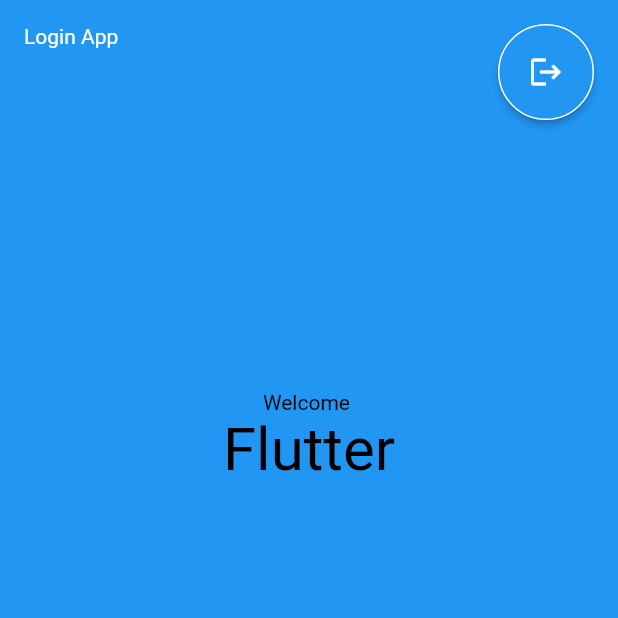
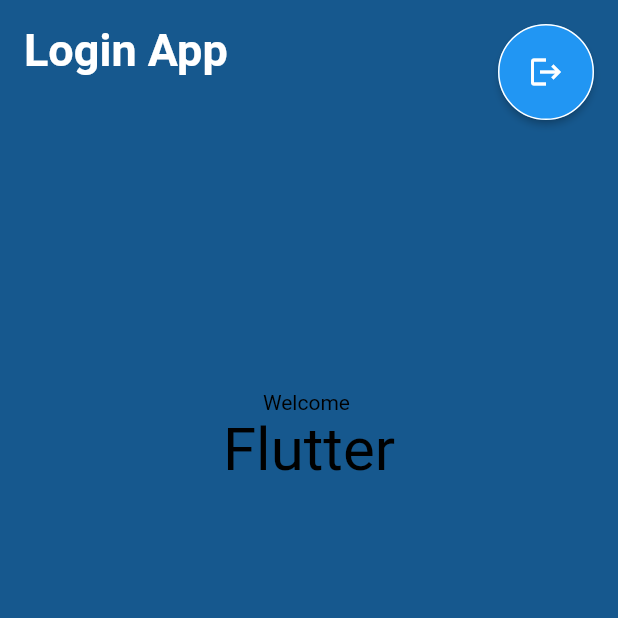
Before and after one commit to kainatxsiddiqui/login, a Flutter app: the HomeScreen screen opened directly with empty values, on a phone screen of 412 x 824 dp, the top half of it. Run offline on Flutter 3.47's test engine with Material 2 defaults, Android fonts, the phone set to English and light mode, and no system bars; our stand-ins replace form_field_validator.

Commit message:
Update Homescreen.dart

```diff
--- a/login/lib/Homescreen.dart
+++ b/login/lib/Homescreen.dart
@@ -12,14 +12,14 @@ class HomeScreen extends StatelessWidget {
           height: size.height,
         width: size.width,
         padding: const EdgeInsets.all(16),
-        color: Colors.blue,
+        color: Color.fromARGB(255, 22, 88, 142),
         child: Column(
           children: [
             Row(
               mainAxisAlignment: MainAxisAlignment.spaceBetween,
               crossAxisAlignment: CrossAxisAlignment.start,
               children: [
-    Text("Login App", style: TextStyle(color: Colors.white),),
+    Text("Login App", style: TextStyle(color: Colors.white, fontWeight:FontWeight.bold, fontSize: 30),),
     ElevatedButton(
    onPressed: () {
                             Navigator.pop(
```
